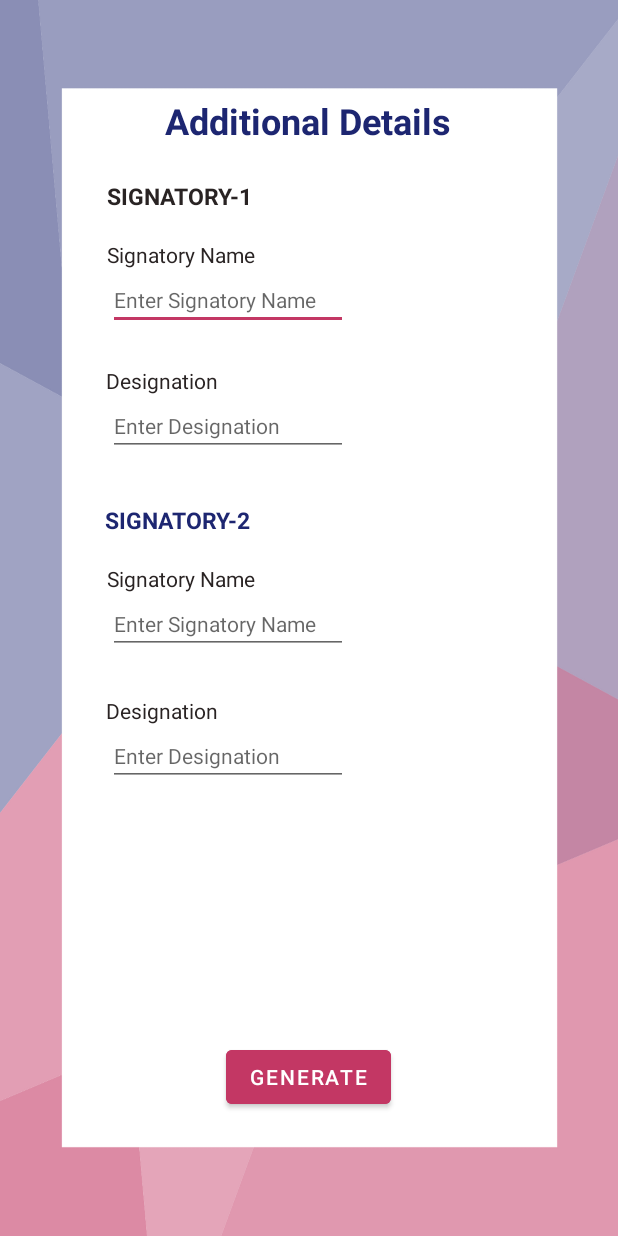
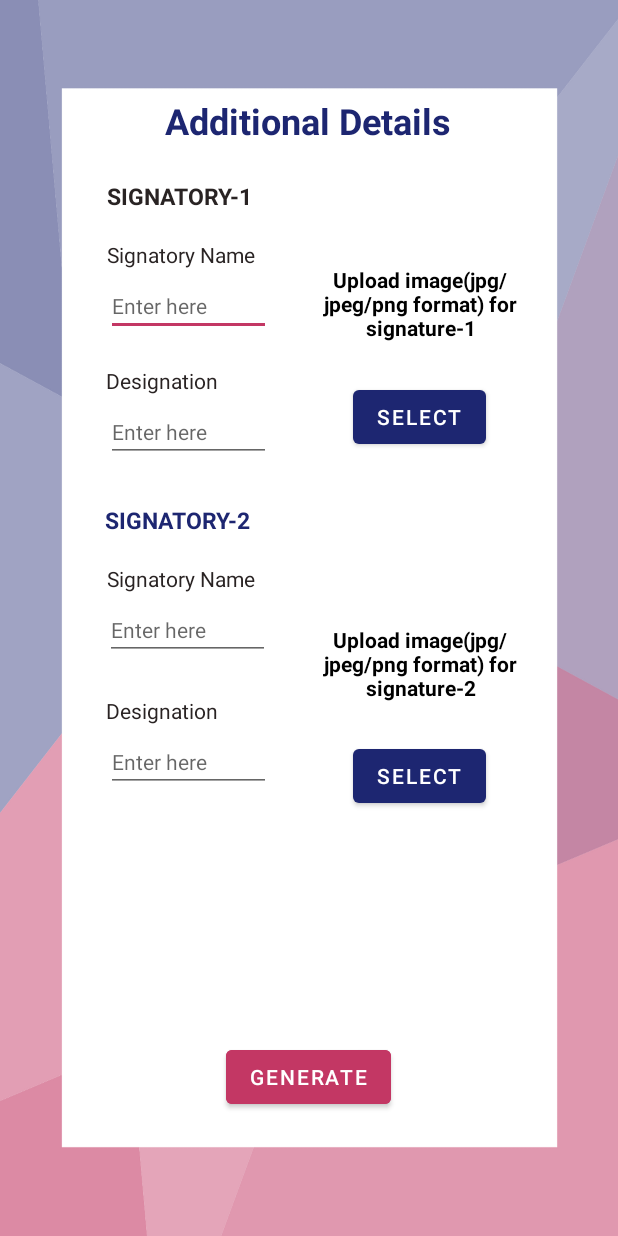
Before and after one commit to khushi145/AutoCertiGenApp, an Android app: the AdditionalInfo screen opened directly, with no data from a screen before it, on a phone screen of 412 x 824 dp. Run offline under Robolectric (Android 15) with nearby library versions, the phone set to English and light mode, and no system bars.

Commit message:
added signature images features

```diff
--- a/app/src/main/java/com/example/autocertigen/MainActivity.java
+++ b/app/src/main/java/com/example/autocertigen/MainActivity.java
@@ -6,6 +6,7 @@ import androidx.appcompat.app.AppCompatActivity;
 import android.content.Intent;
 import android.os.Bundle;
 import android.text.TextUtils;
+import android.util.Log;
 import android.view.View;
 import android.widget.Button;
 import android.widget.EditText;
@@ -54,6 +55,7 @@ public class MainActivity extends AppCompatActivity {
                 if (resultCode == RESULT_OK) {
                     path_xlsx = data.getData().toString();
                     Intent i = new Intent(getApplicationContext(), ScrollSelectActivity.class );
+                    Log.d("TAG-MAIN","pathExcel: "+path_xlsx);
                     i.putExtra("path", path_xlsx);
                     i.putExtra("entries",entries.getText().toString());
                     startActivity(i);
--- a/app/src/main/res/layout/activity_additional_info.xml
+++ b/app/src/main/res/layout/activity_additional_info.xml
@@ -64,31 +64,31 @@
 
     <EditText
         android:id="@+id/edit_signatory1"
-        android:layout_width="wrap_content"
+        android:layout_width="110dp"
         android:layout_height="wrap_content"
-        android:layout_marginTop="180dp"
+        android:layout_marginTop="184dp"
         android:ems="10"
         android:hint="@string/enter_signatory_name"
         android:importantForAutofill="no"
         android:inputType="textPersonName"
         android:textSize="14sp"
         app:layout_constraintEnd_toEndOf="parent"
-        app:layout_constraintHorizontal_bias="0.287"
+        app:layout_constraintHorizontal_bias="0.235"
         app:layout_constraintStart_toStartOf="parent"
         app:layout_constraintTop_toTopOf="parent" />
 
     <EditText
         android:id="@+id/edit_designation1"
-        android:layout_width="wrap_content"
+        android:layout_width="110dp"
         android:layout_height="wrap_content"
-        android:layout_marginTop="264dp"
+        android:layout_marginTop="268dp"
         android:ems="10"
         android:hint="@string/enter_designation"
         android:importantForAutofill="no"
         android:inputType="textPersonName"
         android:textSize="14sp"
         app:layout_constraintEnd_toEndOf="parent"
-        app:layout_constraintHorizontal_bias="0.287"
+        app:layout_constraintHorizontal_bias="0.235"
         app:layout_constraintStart_toStartOf="parent"
         app:layout_constraintTop_toTopOf="parent" />
 
@@ -130,31 +130,31 @@
 
     <EditText
         android:id="@+id/edit_signatory2"
-        android:layout_width="wrap_content"
+        android:layout_width="110dp"
         android:layout_height="wrap_content"
-        android:layout_marginTop="396dp"
+        android:layout_marginTop="400dp"
         android:ems="10"
         android:hint="@string/enter_signatory_name"
         android:importantForAutofill="no"
         android:inputType="textPersonName"
         android:textSize="14sp"
         app:layout_constraintEnd_toEndOf="parent"
-        app:layout_constraintHorizontal_bias="0.287"
+        app:layout_constraintHorizontal_bias="0.232"
         app:layout_constraintStart_toStartOf="parent"
         app:layout_constraintTop_toTopOf="parent" />
 
     <EditText
         android:id="@+id/edit_designation2"
-        android:layout_width="wrap_content"
+        android:layout_width="110dp"
         android:layout_height="wrap_content"
-        android:layout_marginTop="484dp"
+        android:layout_marginTop="488dp"
         android:ems="10"
         android:hint="@string/enter_designation"
         android:importantForAutofill="no"
         android:inputType="textPersonName"
         android:textSize="14sp"
         app:layout_constraintEnd_toEndOf="parent"
-        app:layout_constraintHorizontal_bias="0.287"
+        app:layout_constraintHorizontal_bias="0.235"
         app:layout_constraintStart_toStartOf="parent"
         app:layout_constraintTop_toTopOf="parent" />
 
@@ -171,4 +171,60 @@
         app:layout_constraintTop_toTopOf="parent"
         app:layout_constraintVertical_bias="0.894" />
 
+    <Button
+        android:id="@+id/signature1_button"
+        android:layout_width="wrap_content"
+        android:layout_height="wrap_content"
+        android:layout_marginEnd="88dp"
+        android:layout_marginRight="88dp"
+        android:text="SELECT"
+        app:layout_constraintBottom_toBottomOf="parent"
+        app:layout_constraintEnd_toEndOf="parent"
+        app:layout_constraintTop_toTopOf="parent"
+        app:layout_constraintVertical_bias="0.327" />
+
+    <Button
+        android:id="@+id/signature2_button"
+        android:layout_width="wrap_content"
+        android:layout_height="wrap_content"
+        android:layout_marginEnd="88dp"
+        android:layout_marginRight="88dp"
+        android:text="SELECT"
+        app:layout_constraintBottom_toBottomOf="parent"
+        app:layout_constraintEnd_toEndOf="parent"
+        app:layout_constraintTop_toTopOf="parent"
+        app:layout_constraintVertical_bias="0.636" />
+
+    <TextView
+        android:id="@+id/uploadSign1"
+        android:layout_width="144dp"
+        android:layout_height="69dp"
+        android:layout_marginEnd="60dp"
+        android:layout_marginRight="60dp"
+        android:gravity="center_horizontal"
+        android:textStyle="bold"
+        android:text="Upload image(jpg/jpeg/png format) for signature-1"
+        android:textAlignment="center"
+        android:textColor="@color/black"
+        app:layout_constraintBottom_toBottomOf="parent"
+        app:layout_constraintEnd_toEndOf="parent"
+        app:layout_constraintTop_toTopOf="parent"
+        app:layout_constraintVertical_bias="0.234" />
+
+    <TextView
+        android:id="@+id/uploadSign2"
+        android:layout_width="144dp"
+        android:layout_height="69dp"
+        android:layout_marginEnd="60dp"
+        android:layout_marginRight="60dp"
+        android:gravity="center_horizontal"
+        android:text="Upload image(jpg/jpeg/png format) for signature-2"
+        android:textAlignment="center"
+        android:textStyle="bold"
+        android:textColor="@color/black"
+        app:layout_constraintBottom_toBottomOf="parent"
+        app:layout_constraintEnd_toEndOf="parent"
+        app:layout_constraintTop_toTopOf="parent"
+        app:layout_constraintVertical_bias="0.552" />
+
 </androidx.constraintlayout.widget.ConstraintLayout>
--- a/app/src/main/res/values/strings.xml
+++ b/app/src/main/res/values/strings.xml
@@ -9,9 +9,9 @@
     <string name="enter_row_num">Number of Certificates</string>
     <string name="select_a_template">Select a Template</string>
     <string name="signatory_name">Signatory Name</string>
-    <string name="enter_signatory_name">Enter Signatory Name</string>
+    <string name="enter_signatory_name">Enter here</string>
     <string name="designation">Designation</string>
-    <string name="enter_designation">Enter Designation</string>
+    <string name="enter_designation">Enter here</string>
     <string name="additional_details">Additional Details</string>
     <string name="generate">Generate</string>
     <string name="go_to_templates">Go to Certificates</string>
```
Also changed, not shown: app/src/main/java/com/example/autocertigen/AdditionalInfo.java (+53 -1 lines), app/src/main/java/com/example/autocertigen/TemplateActivity.java (+39 -18 lines).
